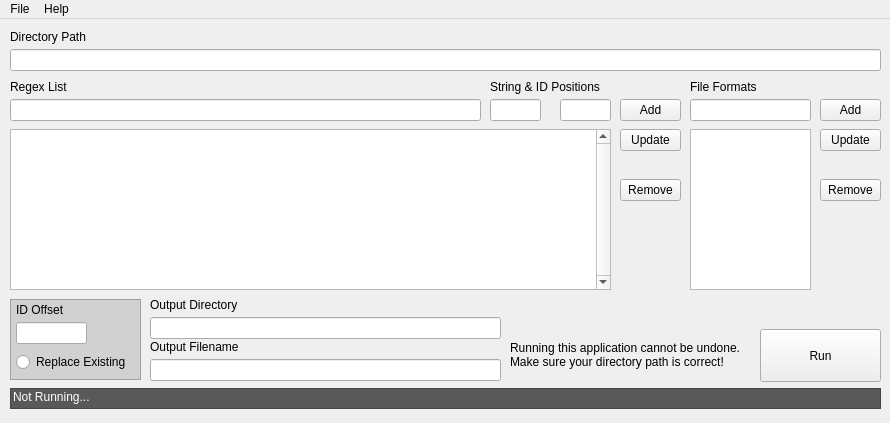
Qt form Etemenanki/Etemenanki.ui (MjnMixael/Etemenanki) before a commit.
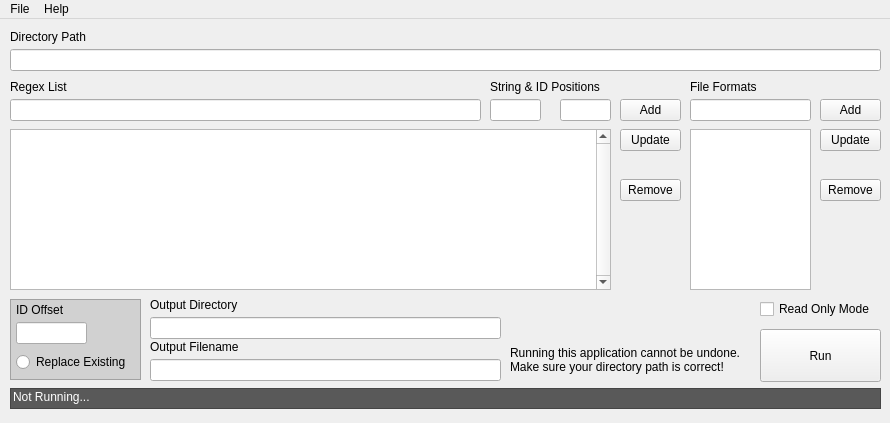
The same form after that commit.

Commit message: add a read only mode

The edit to the form file:
```diff
--- a/Etemenanki/Etemenanki.ui
+++ b/Etemenanki/Etemenanki.ui
@@ -579,7 +579,7 @@
     <property name="geometry">
      <rect>
       <x>510</x>
-      <y>315</y>
+      <y>320</y>
       <width>251</width>
       <height>41</height>
      </rect>
@@ -702,6 +702,19 @@
      <string>Output Directory</string>
     </property>
    </widget>
+   <widget class="QCheckBox" name="read_only_checkbox">
+    <property name="geometry">
+     <rect>
+      <x>760</x>
+      <y>280</y>
+      <width>121</width>
+      <height>20</height>
+     </rect>
+    </property>
+    <property name="text">
+     <string>Read Only Mode</string>
+    </property>
+   </widget>
    <zorder>frame_2</zorder>
    <zorder>frame</zorder>
    <zorder>begin_button</zorder>
```
Left out of the diff: 3 changed lines with no effect on the pictures. The commit also changes 4 other files.
